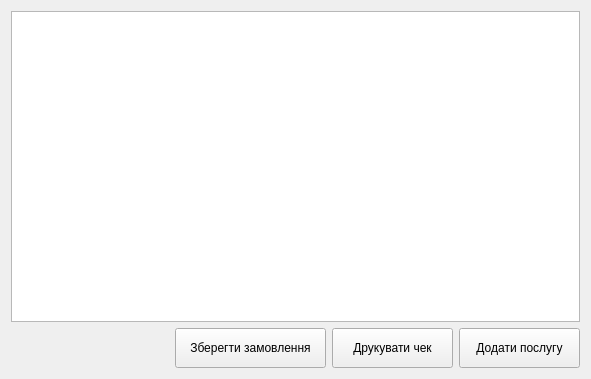
First picture: the form in src/app/mainapp/serviceform.ui, repository Bodiok007/Accounting, before the edit.
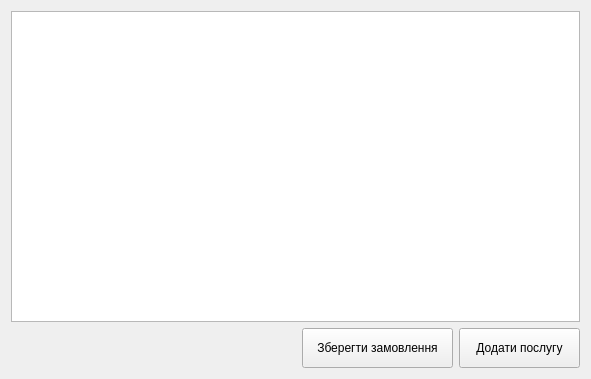
Second picture: the form after the edit.

```diff
--- a/src/app/mainapp/serviceform.ui
+++ b/src/app/mainapp/serviceform.ui
@@ -45,19 +45,6 @@
        </property>
       </widget>
      </item>
-     <item>
-      <widget class="QPushButton" name="pushButtonPrintCheck">
-       <property name="minimumSize">
-        <size>
-         <width>121</width>
-         <height>40</height>
-        </size>
-       </property>
-       <property name="text">
-        <string>Друкувати чек</string>
-       </property>
-      </widget>
-     </item>
      <item>
       <widget class="QPushButton" name="pushButtonAddService">
        <property name="minimumSize">
```
Left out of the diff: 2 changed lines with no effect on the pictures.
